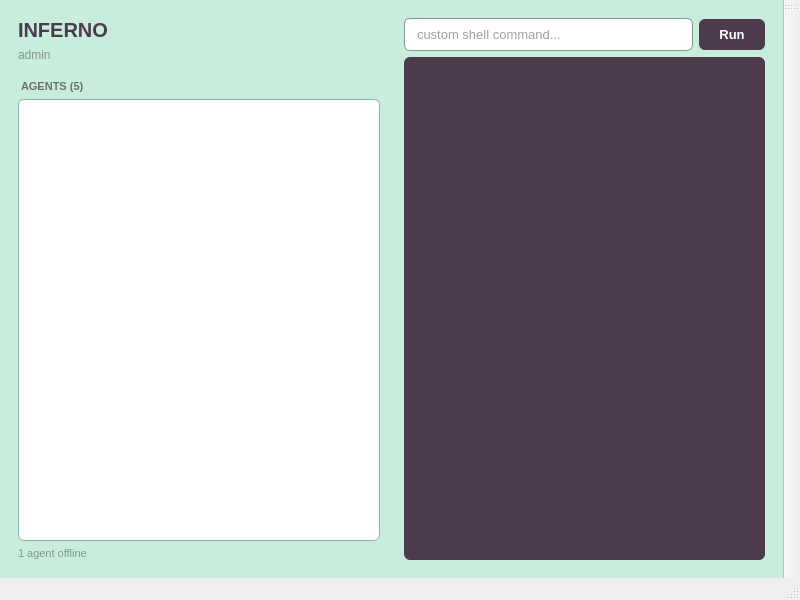
The window that dashboard/mainwindow.ui (Florence-Navet/inferno) describes before a commit, drawn with Qt 5.
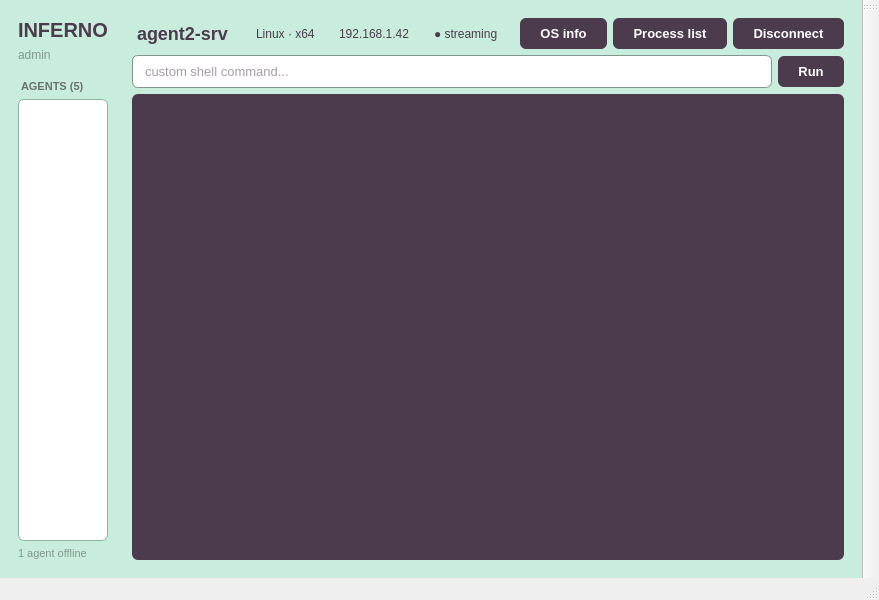
The same window after the commit.

Commit message: feat(dashboard): store selected agent as target

```diff
--- a/dashboard/mainwindow.ui
+++ b/dashboard/mainwindow.ui
@@ -86,6 +86,16 @@
 QLabel#offlineLabel {
 color: #82968C;
 font-size: 11px;
+}QLabel#agentNameLabel {
+color: #4C3B4D;
+font-size: 18px;
+font-weight: bold;
+padding-right: 8px;
+}
+QLabel#osBadge, QLabel#ipBadge, QLabel#statusBadge {
+color: #4C3B4D;
+font-size: 12px;
+padding: 0px 6px;
 }</string>
    </property>
    <layout class="QHBoxLayout" name="horizontalLayout">
@@ -129,6 +139,66 @@
     <item>
      <widget class="QWidget" name="mainPanel" native="true">
       <layout class="QVBoxLayout" name="verticalLayout">
+      <item>
+              <layout class="QHBoxLayout" name="headerRow">
+               <item>
+                <widget class="QLabel" name="agentNameLabel">
+                 <property name="text">
+                  <string>agent2-srv</string>
+                 </property>
+                </widget>
+               </item>
+               <item>
+                <widget class="QLabel" name="osBadge">
+                 <property name="text">
+                  <string>Linux · x64</string>
+                 </property>
+                </widget>
+               </item>
+               <item>
+                <widget class="QLabel" name="ipBadge">
+                 <property name="text">
+                  <string>192.168.1.42</string>
+                 </property>
+                </widget>
+               </item>
+               <item>
+                <widget class="QLabel" name="statusBadge">
+                 <property name="text">
+                  <string>● streaming</string>
+                 </property>
+                </widget>
+               </item>
+               <item>
+                <spacer name="headerSpacer">
+                 <property name="orientation">
+                  <enum>Qt::Horizontal</enum>
+                 </property>
+                </spacer>
+               </item>
+               <item>
+                <widget class="QPushButton" name="osInfoButton">
+                 <property name="text">
+                  <string>OS info</string>
+                 </property>
+                </widget>
+               </item>
+               <item>
+                <widget class="QPushButton" name="processListButton">
+                 <property name="text">
+                  <string>Process list</string>
+                 </property>
+                </widget>
+               </item>
+               <item>
+                <widget class="QPushButton" name="disconnectButton">
+                 <property name="text">
+                  <string>Disconnect</string>
+                 </property>
+                </widget>
+               </item>
+              </layout>
+             </item>
        <item>
         <layout class="QHBoxLayout" name="executeRow">
          <item>
```
The commit also changes 2 other files.
